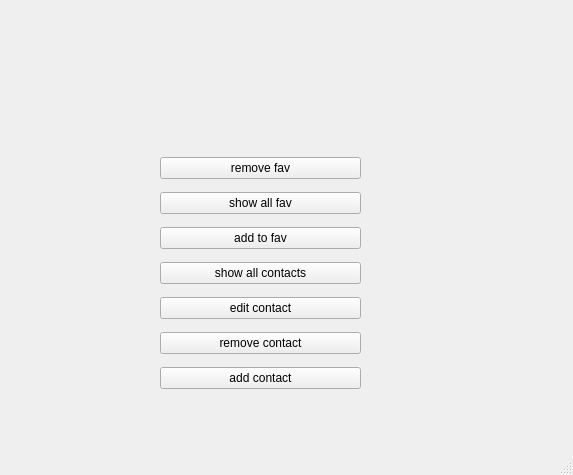
Qt form phone_book/mainwindow.ui (amirsoleimani7/Qt_PhoneBook) before a commit.
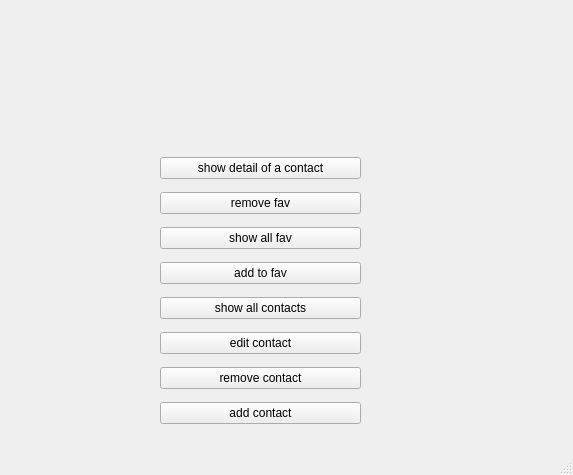
The same form after that commit.

Commit message: showing the detail of a contact addedgit add .

```diff
--- a/phone_book/mainwindow.ui
+++ b/phone_book/mainwindow.ui
@@ -20,10 +20,17 @@
       <x>160</x>
       <y>150</y>
       <width>201</width>
-      <height>247</height>
+      <height>283</height>
      </rect>
     </property>
     <layout class="QVBoxLayout" name="verticalLayout">
+     <item>
+      <widget class="QPushButton" name="pushButton_show_detail">
+       <property name="text">
+        <string>show detail of a contact</string>
+       </property>
+      </widget>
+     </item>
      <item>
       <widget class="QPushButton" name="pushButton_remove_fav">
        <property name="text">
```
The commit also changes 29 other files.
